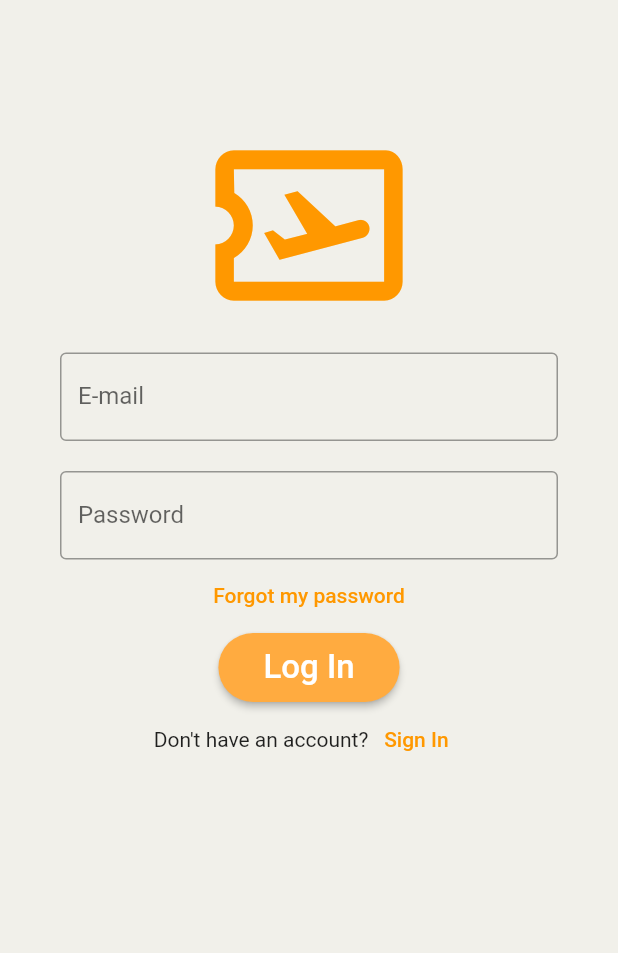
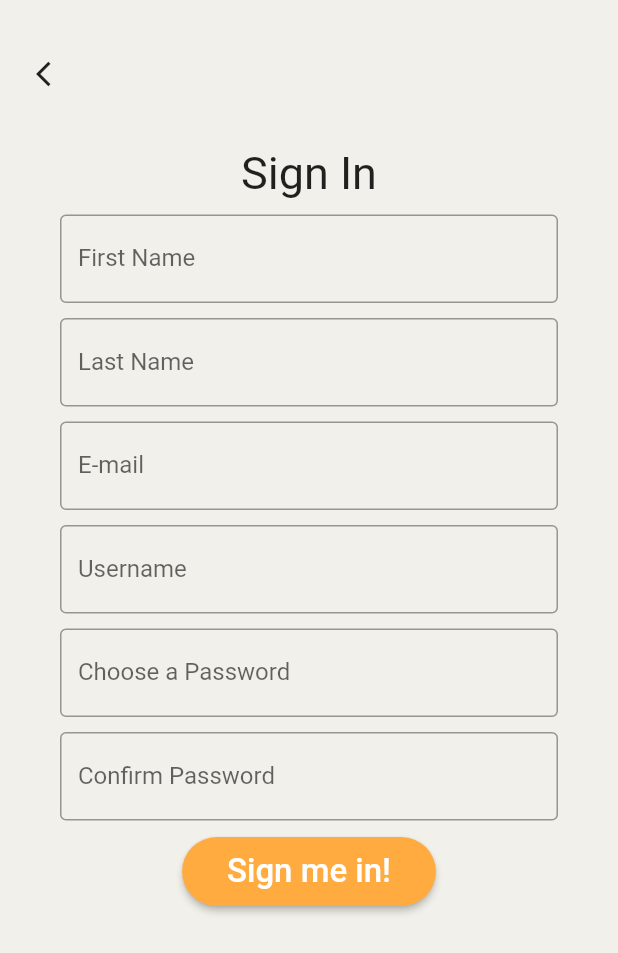
Before and after one commit to 911AstalusAdrian/thesis-project, a Flutter app: the screen it shows after launch, after a tap on "Sign In", on a phone screen of 412 x 824 dp. Shown: the top 953 px of the screen. Run offline on Flutter 3.47's test engine with Material 2 defaults, Android fonts, the phone set to English and light mode, and no system bars.

Commit message:
Sign in screen added

```diff
--- a/app/lib/screens/loginScreen.dart
+++ b/app/lib/screens/loginScreen.dart
@@ -1,3 +1,4 @@
+import 'package:app/screens/signInScreen.dart';
 import 'package:flutter/material.dart';
 
 import '../model/SimpleUser.dart';
@@ -99,7 +100,9 @@ class _LoginScreenState extends State<LoginScreen> {
                   mainAxisAlignment: MainAxisAlignment.center,
                   children: <Widget>[
                     const Text('Don\'t have an account?'),
-                    TextButton(onPressed: () {}, child: const Text('Sign In'))
+                    TextButton(onPressed: () {
+                      Navigator.push(context, MaterialPageRoute(builder: (context) => SignInScreen()));
+                    }, child: const Text('Sign In'))
                   ],
                 )
               ],
--- /dev/null
+++ b/app/lib/screens/signInScreen.dart
@@ -0,0 +1,136 @@
+import 'package:flutter/material.dart';
+
+class SignInScreen extends StatefulWidget {
+  const SignInScreen({Key? key}) : super(key: key);
+
+  @override
+  State<SignInScreen> createState() => _SignInScreenState();
+}
+
+class _SignInScreenState extends State<SignInScreen> {
+  final _formKey = GlobalKey<FormState>();
+  TextEditingController fNameController = TextEditingController();
+  TextEditingController lNameController = TextEditingController();
+  TextEditingController emailController = TextEditingController();
+  TextEditingController usernameController = TextEditingController();
+  TextEditingController passwordController = TextEditingController();
+  TextEditingController confirmPassController = TextEditingController();
+
+  @override
+  Widget build(BuildContext context) {
+    return Scaffold(
+      body: SingleChildScrollView(
+        child: Column(
+          children: [
+            Padding(
+              padding: const EdgeInsets.fromLTRB(10.0, 25.0, 10.0, 10.0),
+              child: Align(
+                alignment: Alignment.topLeft,
+                child: IconButton(
+                    onPressed: () => Navigator.pop(context),
+                    icon: const Icon(Icons.arrow_back_ios, size: 20.0)),
+              ),
+            ),
+            Padding(
+              padding: const EdgeInsets.symmetric(vertical: 10.0, horizontal: 40.0),
+              child: Form(
+                key: _formKey,
+                child: Column(
+                  mainAxisAlignment: MainAxisAlignment.center,
+                  children: [
+                    const Padding(
+                      padding: EdgeInsets.symmetric(vertical: 5.0, horizontal: 0.0),
+                      child: Text(
+                        "Sign In",
+                        style: TextStyle(fontSize: 30.0),
+                      ),
+                    ),
+                    Padding(
+                      padding: const EdgeInsets.symmetric(vertical: 5.0, horizontal: 0.0),
+                      child: TextFormField(
+                        validator: (value) {},
+                        decoration: const InputDecoration(
+                          border: OutlineInputBorder(),
+                          labelText: 'First Name',
+                        ),
+                        controller: fNameController,
+                      ),
+                    ),
+                    Padding(
+                      padding: const EdgeInsets.symmetric(vertical: 5.0, horizontal: 0.0),
+                      child: TextFormField(
+                        validator: (value) {},
+                        decoration: const InputDecoration(
+                          border: OutlineInputBorder(),
+                          labelText: 'Last Name',
+                        ),
+                        controller: lNameController,
+                      ),
+                    ),
+                    Padding(
+                      padding: const EdgeInsets.symmetric(vertical: 5.0, horizontal: 0.0),
+                      child: TextFormField(
+                        validator: (value) {},
+                        decoration: const InputDecoration(
+                          border: OutlineInputBorder(),
+                          labelText: 'E-mail',
+                        ),
+                        controller: emailController,
+                      ),
+                    ),
+                    Padding(
+                      padding: const EdgeInsets.symmetric(vertical: 5.0, horizontal: 0.0),
+                      child: TextFormField(
+                        validator: (value) {},
+                        decoration: const InputDecoration(
+                          border: OutlineInputBorder(),
+                          labelText: 'Username',
+                        ),
+                        controller: usernameController,
+                      ),
+                    ),
+                    Padding(
+                      padding: const EdgeInsets.symmetric(vertical: 5.0, horizontal: 0.0),
+                      child: TextFormField(
+                        validator: (value) {},
+                        decoration: const InputDecoration(
+                          border: OutlineInputBorder(),
+                          labelText: 'Choose a Password',
+                        ),
+                        controller: passwordController,
+                      ),
+                    ),
+                    Padding(
+                        padding: const EdgeInsets.symmetric(vertical: 5.0, horizontal: 0.0),
+                        child: TextFormField(
+                          validator: (value) {},
+                          decoration: const InputDecoration(
+                            border: OutlineInputBorder(),
+                            labelText: 'Confirm Password',
+                          ),
+                          controller: confirmPassController,
+                        )
+                    ),
+                    Padding(
+                      padding: const EdgeInsets.symmetric(vertical: 5.0, horizontal: 0.0),
+                      child: ElevatedButton(
+                          onPressed: () {},
+                          style: ElevatedButton.styleFrom(
+                              padding: const EdgeInsets.symmetric(
+                                  vertical: 10.0, horizontal: 30.0),
+                              backgroundColor: Colors.orangeAccent,
+                              shape: RoundedRectangleBorder(
+                                  borderRadius: BorderRadius.circular(30))),
+                          child: const Text("Sign me in!",
+                              style: TextStyle(fontSize: 22.0, color: Colors.white))),
+                    ),
+                  ],
+                ),
+              ),
+            ),
+          ],
+        ),
+      )
+    );
+  }
+}
```
Also changed, not shown: app/lib/main.dart (+0 -111 lines).
